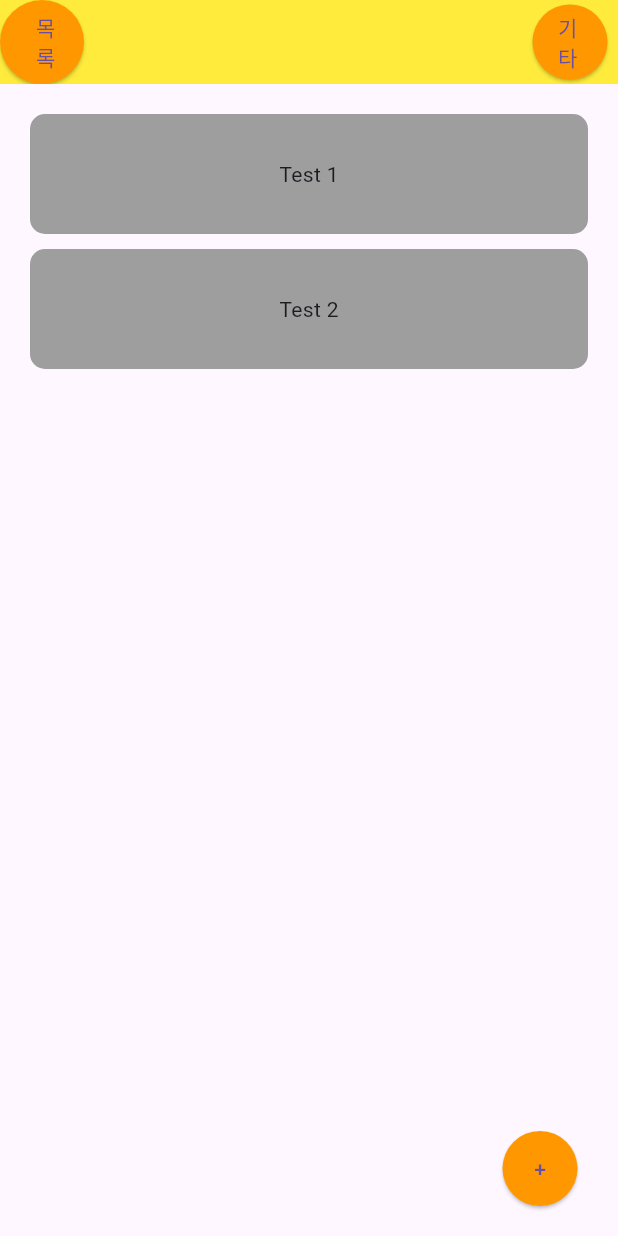
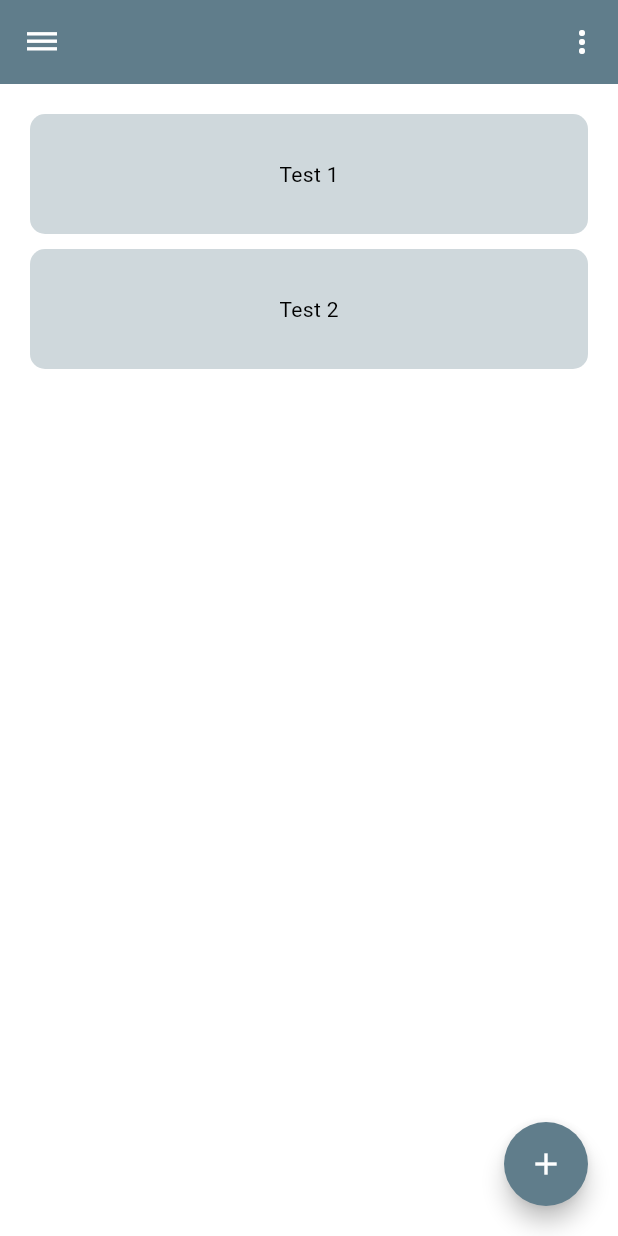
Before and after one commit to wys47/me-move, a Flutter app: the screen it shows after launch, on a phone screen of 412 x 824 dp. Run offline on Flutter 3.47's test engine with Material 3 defaults, Android fonts, the phone set to English and light mode, and no system bars; our stand-ins replace google_fonts.

Commit message:
add: 테마 추가 및 일부 디자인 변경 - 버튼, 앱바 색상 변경

```diff
--- a/lib/main.dart
+++ b/lib/main.dart
@@ -1,5 +1,6 @@
 import 'package:flutter/material.dart';
 import 'package:memove_practice/data/task_data.dart';
+import 'package:memove_practice/theme/theme.dart';
 import 'package:provider/provider.dart';
 
 import 'modules/home/home_page.dart';
@@ -14,7 +15,9 @@ class MyApp extends StatelessWidget {
     return ChangeNotifierProvider(
       create: (context) => TaskData(),
       child: MaterialApp(
-        debugShowCheckedModeBanner: false,
+        title: 'me-move',
+        theme: AppTheme.getTheme(),
+        debugShowCheckedModeBanner: false, // 배포시 주의
         home: HomePage(),
       ),
     );
--- a/lib/modules/home/home_page.dart
+++ b/lib/modules/home/home_page.dart
@@ -16,29 +16,17 @@ class HomePageState extends State<HomePage> {
 
     return Scaffold(
       appBar: AppBar(
-        backgroundColor: Colors.yellow,
-        leading: ElevatedButton(
+        leading: IconButton(
           onPressed: () {
-            //버튼 눌릴 때
           },
-          style: ElevatedButton.styleFrom(
-            backgroundColor: Colors.orange,
-            shape: CircleBorder(),
-            fixedSize: Size.fromRadius(25),
-          ),
-          child: Text('목록'),
+          icon: Icon(Icons.dehaze),
         ),
         actions: [
-          ElevatedButton(
+          IconButton(
             onPressed: () {
-              //버튼 눌릴 때
+              // '기타' 버튼 눌릴 때 동작
             },
-            style: ElevatedButton.styleFrom(
-              backgroundColor: Colors.orange,
-              shape: CircleBorder(),
-              fixedSize: Size.fromRadius(25),
-            ),
-            child: Text('기타'),
+            icon: Icon(Icons.more_vert),
           ),
         ],
       ),
@@ -76,7 +64,7 @@ class HomePageState extends State<HomePage> {
                           margin: EdgeInsets.only(bottom: 10),
                           decoration: BoxDecoration(
                             borderRadius: BorderRadius.circular(10),
-                            color: Colors.grey,
+                            color: Colors.blueGrey[100],
                           ),
                           alignment: Alignment.center,
                           child: Text(taskData.getTask(index: index).title),
@@ -89,7 +77,8 @@ class HomePageState extends State<HomePage> {
             ),
             Align(
               alignment: Alignment.bottomRight,
-              child: ElevatedButton(
+              child: FloatingActionButton(
+                shape: CircleBorder(),
                 onPressed: () {
                   showDialog(
                     context: context,
@@ -100,12 +89,7 @@ class HomePageState extends State<HomePage> {
                     setState(() {});
                   });
                 },
-                style: ElevatedButton.styleFrom(
-                  backgroundColor: Colors.orange,
-                  shape: CircleBorder(),
-                  fixedSize: Size.fromRadius(25),
-                ),
-                child: Text('+'),
+                child: Icon(Icons.add),
               ),
             ),
           ],
--- a/lib/modules/task_editor/local_widgets/add_task_dialog.dart
+++ b/lib/modules/task_editor/local_widgets/add_task_dialog.dart
@@ -15,18 +15,18 @@ class AddTaskDialog extends StatelessWidget {
         borderRadius: BorderRadius.circular(10),
       ),
       child: Container(
-        height: 200,
+        height: 250,
         width: 200,
-        padding: EdgeInsets.all(20),
+        padding: EdgeInsets.fromLTRB(20,40,20,10),
         child: Column(
           mainAxisSize: MainAxisSize.min,
           children: [
-            Text('메모 수정'),
-            SizedBox(height: 20),
+            Text('메모 추가'),
+            SizedBox(height: 10),
             TextField(
               controller: _controller,
             ),
-            SizedBox(height: 20),
+            SizedBox(height: 40),
             ElevatedButton(
               onPressed: () {
                 taskData.addTask(task: TaskModel(title: _controller.text));
--- /dev/null
+++ b/lib/theme/theme.dart
@@ -0,0 +1,52 @@
+import 'package:flutter/material.dart';
+import 'package:google_fonts/google_fonts.dart';
+
+const mainColor = Colors.blueGrey;
+final secondaryColorDark = Color(0xFF27242C);
+
+class AppTheme {
+  static ThemeData getTheme() {
+    return ThemeData(
+      primarySwatch: mainColor,
+      colorScheme: ColorScheme.fromSwatch().copyWith(
+        secondary: Colors.blueAccent, // formerly known as accentColor
+      ),
+      appBarTheme: AppBarTheme(
+        backgroundColor: mainColor,
+        titleTextStyle: TextStyle(color: Colors.white, fontSize: 20, fontWeight: FontWeight.bold),
+        iconTheme: IconThemeData(color: Colors.white),
+      ),
+      inputDecorationTheme: InputDecorationTheme(
+        border: OutlineInputBorder(),
+        labelStyle: TextStyle(color: Colors.black54),
+      ),
+      buttonTheme: ButtonThemeData(
+        buttonColor: mainColor,
+        shape: RoundedRectangleBorder(
+          borderRadius: BorderRadius.circular(8),
+        ),
+      ),
+      elevatedButtonTheme: ElevatedButtonThemeData(
+        style: ElevatedButton.styleFrom(
+          backgroundColor: mainColor, // Background color
+          foregroundColor: Colors.white, // Text color
+        ),
+      ),
+      textButtonTheme: TextButtonThemeData(
+        style: TextButton.styleFrom(
+          foregroundColor: mainColor, // Text color
+        ),
+      ),
+      floatingActionButtonTheme: FloatingActionButtonThemeData(
+        backgroundColor: mainColor, // FloatingActionButton 색상 설정
+      ),
+      textTheme: TextTheme(
+        headlineLarge: GoogleFonts.lato(
+            fontSize: 32.0, fontWeight: FontWeight.bold, color: Colors.blue),
+        headlineSmall: GoogleFonts.openSans(
+            fontSize: 14.0, fontWeight: FontWeight.normal, color: Colors.yellow),
+      ),
+
+    );
+  }
+}
--- a/pubspec.yaml
+++ b/pubspec.yaml
@@ -36,6 +36,7 @@ dependencies:
   # The following adds the Cupertino Icons font to your application.
   # Use with the CupertinoIcons class for iOS style icons.
   cupertino_icons: ^1.0.6
+  google_fonts: ^6.2.1
 
 dev_dependencies:
   flutter_test:
```
Also changed, not shown: pubspec.lock.
